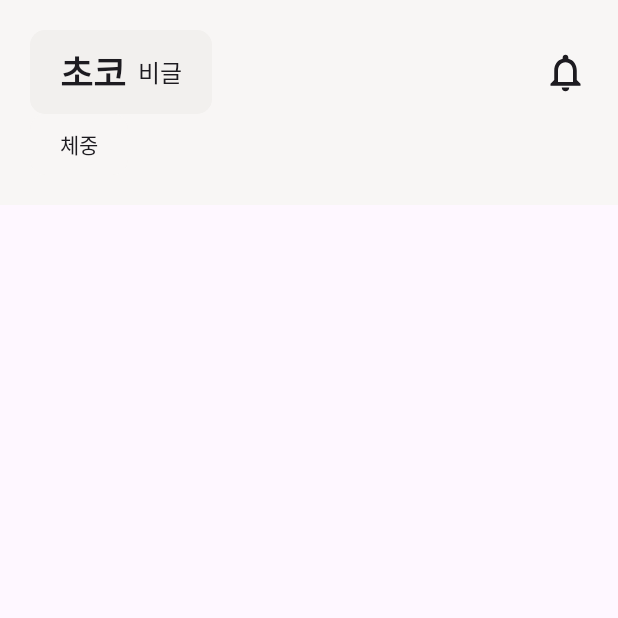
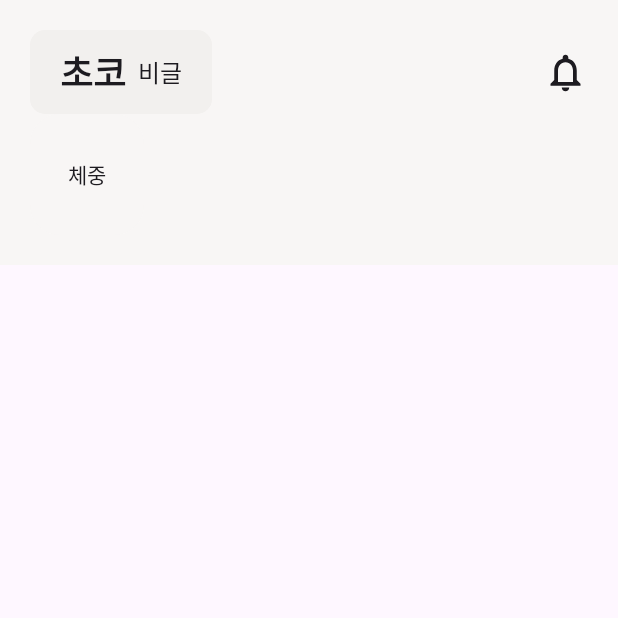
Before and after one commit to dodo849/Fluffy-AOS, an Android app built with Jetpack Compose: the RecordView screen opened through its navigation route, on a phone screen of 412 x 824 dp, the top half of it. Run offline under Robolectric (Android 15) with nearby library versions, the phone set to English and light mode, and no system bars.

Commit message:
feat: CardView 속성 분리

```diff
--- a/app/src/main/java/com/example/fluffy_aos/ui/common/CardView.kt
+++ b/app/src/main/java/com/example/fluffy_aos/ui/common/CardView.kt
@@ -13,9 +13,9 @@ import com.example.fluffy_aos.ui.theme.gray_background
 @Composable
 fun CardView(content: @Composable () -> Unit) {
     Box(modifier = Modifier
-        .clip(RoundedCornerShape(10.dp))
+        .clip(RoundedCornerShape(20.dp))
         .background(gray_background)
-        .padding(vertical = 10.dp, horizontal = 20.dp)
+        .padding(vertical = 30.dp, horizontal = 25.dp)
     ) {
         content()
     }
--- a/app/src/main/java/com/example/fluffy_aos/ui/home/reusable/DiagnosisCardView.kt
+++ b/app/src/main/java/com/example/fluffy_aos/ui/home/reusable/DiagnosisCardView.kt
@@ -1,5 +1,6 @@
 package com.example.fluffy_aos.ui.home.reusable
 
+import androidx.annotation.DrawableRes
 import androidx.compose.foundation.Image
 import androidx.compose.foundation.background
 import androidx.compose.foundation.layout.Arrangement
@@ -19,16 +20,13 @@ import androidx.compose.ui.text.font.FontWeight
 import androidx.compose.ui.unit.dp
 import androidx.compose.ui.unit.sp
 import com.example.fluffy_aos.R
+import com.example.fluffy_aos.ui.common.CardView
 import com.example.fluffy_aos.ui.common.RoundedButton
 import com.example.fluffy_aos.ui.theme.gray_background
 
 @Composable
-fun DiagnosisCardView(title: String, detail: String, imageRes: Int, onClick: () -> Unit) {
-    Box(modifier = Modifier
-        .clip(RoundedCornerShape(20.dp))
-        .background(gray_background)
-        .padding(vertical = 30.dp, horizontal = 25.dp)
-    ) {
+fun DiagnosisCardView(title: String, detail: String, @DrawableRes imageRes: Int, onClick: () -> Unit) {
+    CardView {
         Column (verticalArrangement = Arrangement.spacedBy(7.dp)) {
             Text(title,
                 fontSize = 22.sp,
```
